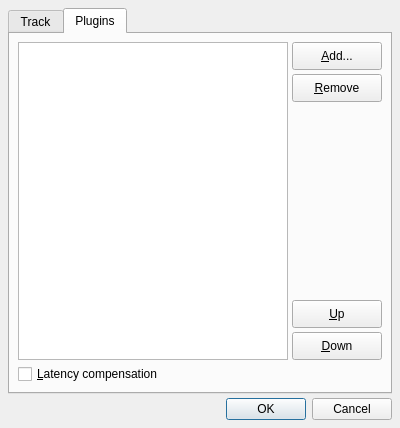
Before: the Qt Designer form src/qtractorTrackForm.ui in rncbc/qtractor, drawn with Qt 5.
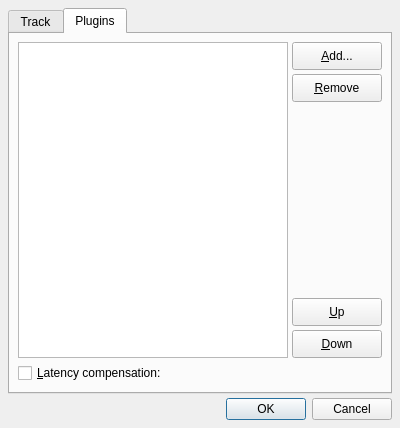
After: the same form once the commit is applied. The open tabs and pages were chosen to show the change. Icons and pictures are not drawn. Custom widgets are drawn as their Qt base class.

Commit message: - Show current/total plugins latency on the Track properties dialog,   (GH issue #410) (EXPERIMENTAL)

What changed in the file:
```diff
--- a/src/qtractorTrackForm.ui
+++ b/src/qtractorTrackForm.ui
@@ -625,16 +625,55 @@
          </item>
         </layout>
        </item>
-       <item row="1" column="0" colspan="3">
+       <item row="1" column="0">
         <widget class="QCheckBox" name="PluginListLatencyCheckBox">
          <property name="toolTip">
           <string>Whether to enable plugin latency/delay compensation</string>
          </property>
          <property name="text">
-          <string>&amp;Latency compensation</string>
+          <string>&amp;Latency compensation:</string>
          </property>
         </widget>
        </item>
+       <item row="1" column="1" colspan="2">
+          <layout class="QHBoxLayout">
+           <property name="spacing">
+            <number>0</number>
+           </property>
+           <property name="margin">
+            <number>0</number>
+           </property>
+           <item>
+          <widget class="QPushButton" name="PluginListLatencyPushButton">
+           <property name="toolTip">
+            <string>Current plugins total latency</string>
+           </property>
+           <property name="flat">
+            <bool>true</bool>
+           </property>
+           <property name="text">
+            <string/>
+           </property>
+          </widget>
+         </item>
+         <item>
+          <spacer>
+           <property name="orientation">
+            <enum>Qt::Horizontal</enum>
+           </property>
+           <property name="sizeType">
+            <enum>QSizePolicy::Expanding</enum>
+           </property>
+           <property name="sizeHint">
+            <size>
+             <width>8</width>
+             <height>8</height>
+            </size>
+           </property>
+          </spacer>
+         </item>
+        </layout>
+       </item>
       </layout>
      </widget>
     </widget>
```
Left out of the diff: 2 changed lines with no effect on the pictures. The commit also changes 5 other files.
